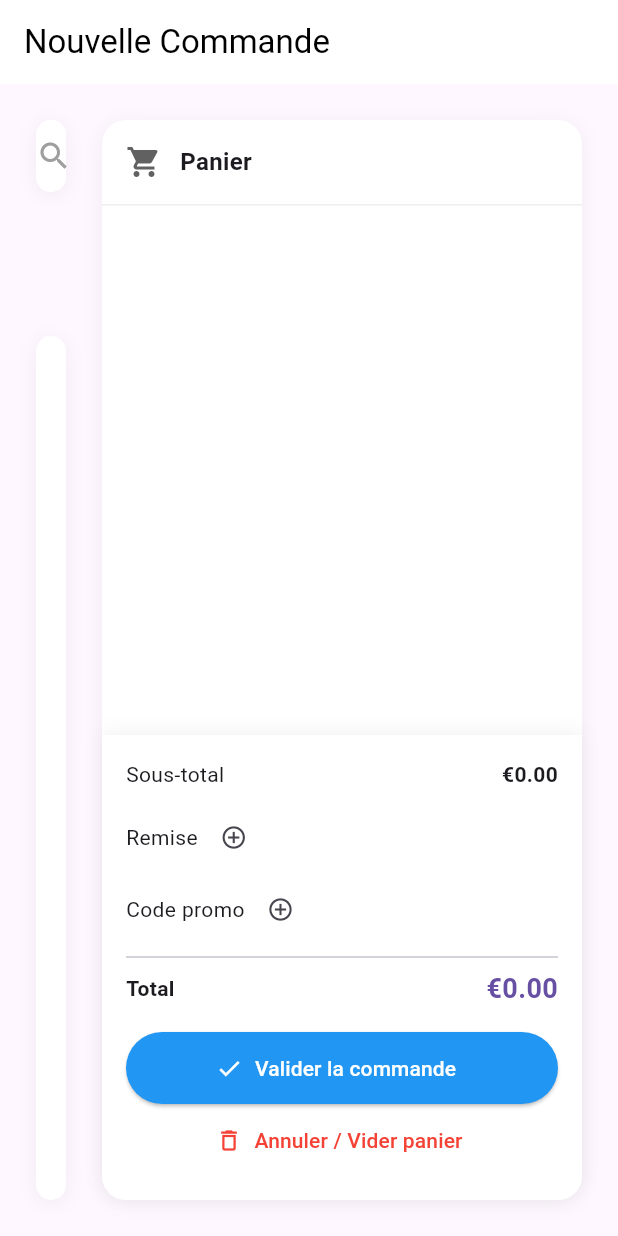
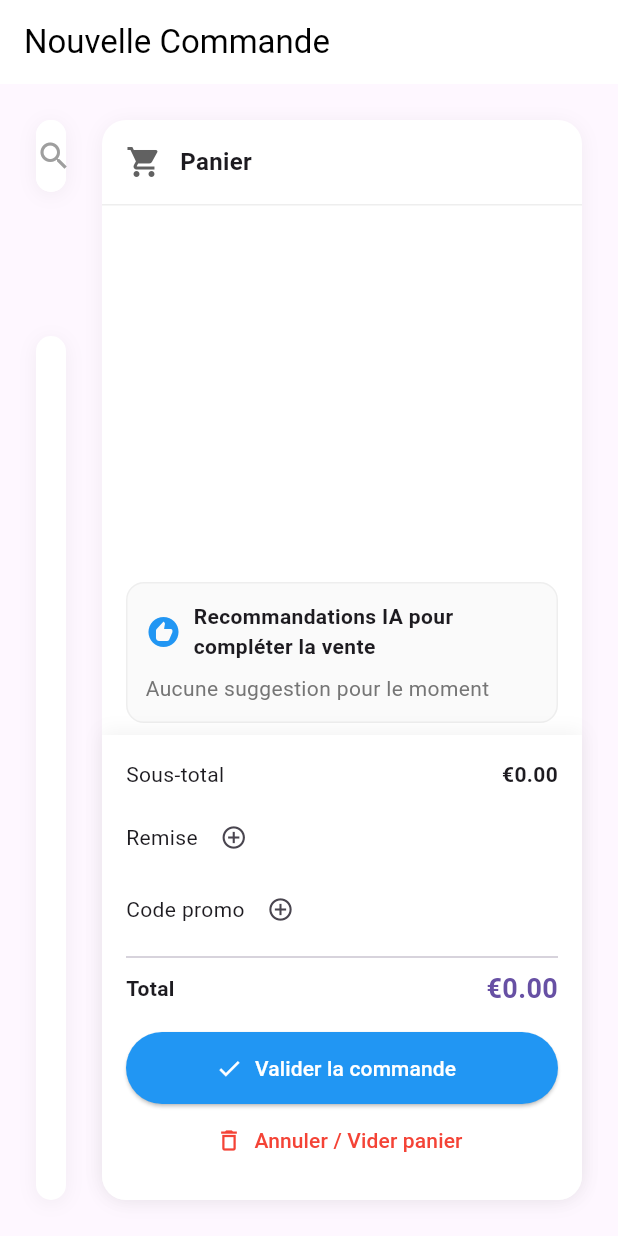
Before and after one commit to yann0134/test_Xavier, a Flutter app: the CommandePage widget shown alone on an empty page, opened directly, on a phone screen of 412 x 824 dp. Run offline on Flutter 3.47's test engine with Material 3 defaults, Android fonts, the phone set to English and light mode, and no system bars; our stand-ins replace csv, file_picker, fl_chart, get, google_generative_ai, math_expressions and 7 more; missing offline and left inert: currency_picker, excel; accounts and stored records are empty.

Commit message:
Add AI upsell suggestions to order page

```diff
--- a/lib/views/commandes/commande_page.dart
+++ b/lib/views/commandes/commande_page.dart
@@ -18,6 +18,7 @@ class _CommandePageState extends State<CommandePage> {
   List<Map<String, dynamic>> _categories = [];
   List<Map<String, dynamic>> _produits = [];
   List<Map<String, dynamic>> _panier = [];
+  List<Map<String, dynamic>> _suggestions = [];
   String? _selectedCategory;
   String _searchQuery = '';
   double _total = 0;
@@ -71,6 +72,7 @@ class _CommandePageState extends State<CommandePage> {
       _remiseMontant = 0;
       _remisePourcentage = 0;
       _codePromo = null;
+      _loadSuggestions();
     });
   }
 
@@ -79,6 +81,7 @@ class _CommandePageState extends State<CommandePage> {
         .database; // Utiliser le getter statique à la place de getDatabase
     await _loadCategories();
     await _loadProduits();
+    await _loadSuggestions();
   }
 
   Future<void> _loadCategories() async {
@@ -131,6 +134,32 @@ class _CommandePageState extends State<CommandePage> {
     }
   }
 
+  Future<void> _loadSuggestions({Map<String, dynamic>? baseProduit}) async {
+    if (_db == null) return;
+    List<Map<String, dynamic>> produits;
+    if (baseProduit != null && baseProduit['categorieId'] != null) {
+      produits = await _db!.query(
+        'produits',
+        where: 'categorieId = ? AND actif = 1',
+        whereArgs: [baseProduit['categorieId']],
+      );
+    } else {
+      produits = await _db!.query('produits', where: 'actif = 1');
+    }
+
+    final idsInCart = _panier.map((p) => p['id']).toSet();
+    produits = produits
+        .where((p) => !idsInCart.contains(p['id']) && p['id'] != baseProduit?['id'])
+        .take(5)
+        .toList();
+
+    if (mounted) {
+      setState(() {
+        _suggestions = produits;
+      });
+    }
+  }
+
   void _addToPanier(Map<String, dynamic> produit) {
     setState(() {
       final index = _panier.indexWhere((item) => item['id'] == produit['id']);
@@ -140,6 +169,7 @@ class _CommandePageState extends State<CommandePage> {
         _panier.add({...produit, 'quantite': 1});
       }
       _updateTotal();
+      _loadSuggestions(baseProduit: produit);
     });
   }
 
@@ -153,6 +183,7 @@ class _CommandePageState extends State<CommandePage> {
           _panier[index]['quantite']--;
         }
         _updateTotal();
+        _loadSuggestions();
       }
     });
   }
@@ -513,6 +544,9 @@ class _CommandePageState extends State<CommandePage> {
                       ),
                     ),
                     Expanded(
+                      child: Column(
+                        children: [
+                          Expanded(
                             child: ListView.builder(
                               padding: EdgeInsets.symmetric(vertical: 8),
                               itemCount: _panier.length,
@@ -528,6 +562,10 @@ class _CommandePageState extends State<CommandePage> {
                                       _removeFromPanier(item['id'], all: true),
                                 );
                               },
+                            ),
+                          ),
+                          _buildSuggestionsBox(),
+                        ],
                       ),
                     ),
                     Container(
@@ -766,4 +804,75 @@ class _CommandePageState extends State<CommandePage> {
       ),
     );
   }
+
+  Widget _buildSuggestionsBox() {
+    return Container(
+      margin: EdgeInsets.symmetric(horizontal: 16, vertical: 8),
+      padding: EdgeInsets.all(12),
+      decoration: BoxDecoration(
+        color: Colors.grey[50],
+        borderRadius: BorderRadius.circular(12),
+        border: Border.all(color: Colors.grey.shade200),
+      ),
+      child: Column(
+        crossAxisAlignment: CrossAxisAlignment.start,
+        children: [
+          Row(
+            children: [
+              Icon(Icons.recommend, color: Colors.blue),
+              SizedBox(width: 8),
+              Expanded(
+                child: Text(
+                  'Recommandations IA pour compléter la vente',
+                  style: TextStyle(
+                    fontWeight: FontWeight.w600,
+                  ),
+                ),
+              ),
+            ],
+          ),
+          SizedBox(height: 8),
+          if (_suggestions.isEmpty)
+            Text('Aucune suggestion pour le moment',
+                style: TextStyle(color: Colors.grey[600]))
+          else
+            Column(
+              children:
+                  _suggestions.map((p) => _buildSuggestionItem(p)).toList(),
+            ),
+        ],
+      ),
+    );
   }
+
+  Widget _buildSuggestionItem(Map<String, dynamic> produit) {
+    final badges = [
+      'Fréquemment acheté ensemble',
+      'Haute marge',
+      'Meilleur choix client'
+    ];
+    final badge = badges[produit['id'] % badges.length];
+    return Card(
+      margin: EdgeInsets.only(bottom: 8),
+      child: ListTile(
+        leading: Icon(Icons.local_offer, color: Colors.grey[700]),
+        title: Text(produit['nom'], maxLines: 1, overflow: TextOverflow.ellipsis),
+        subtitle: Text(badge),
+        trailing: Column(
+          mainAxisAlignment: MainAxisAlignment.center,
+          children: [
+            Text('€${(produit['prix'] as double).toStringAsFixed(2)}'),
+            SizedBox(height: 4),
+            ElevatedButton(
+              onPressed: () => _addToPanier(produit),
+              child: Text('Ajouter'),
+              style: ElevatedButton.styleFrom(
+                padding: EdgeInsets.symmetric(horizontal: 12, vertical: 4),
+              ),
+            ),
+          ],
+        ),
+      ),
+    );
+  }
+}
```
Lines whose indentation alone changed are shown as unchanged.
